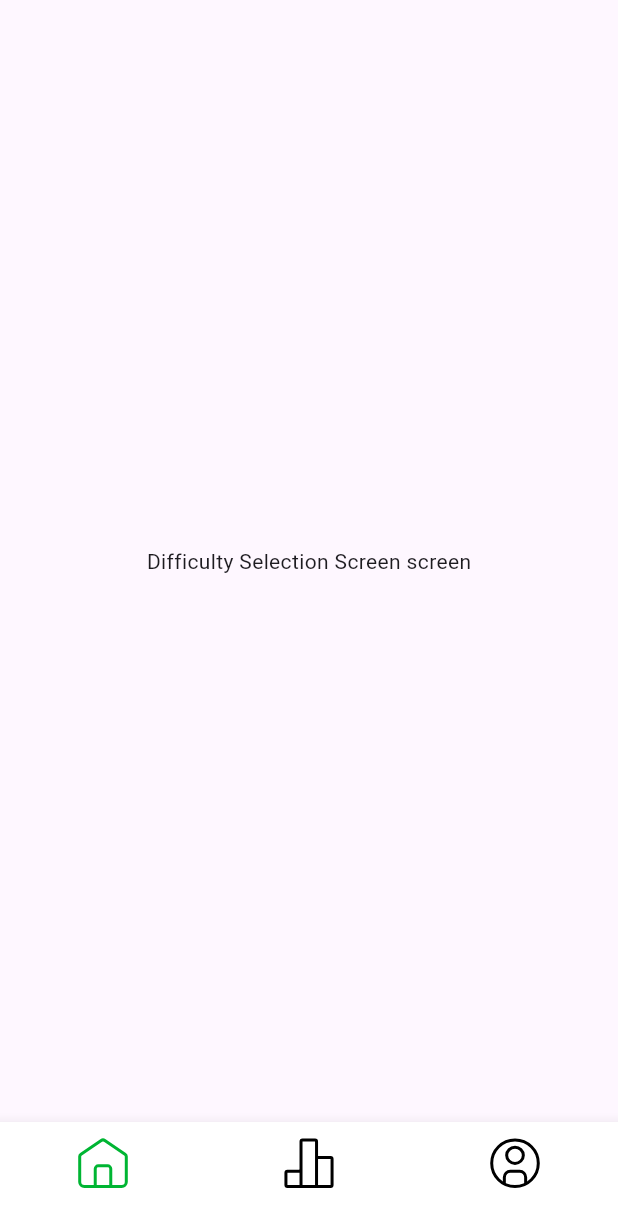
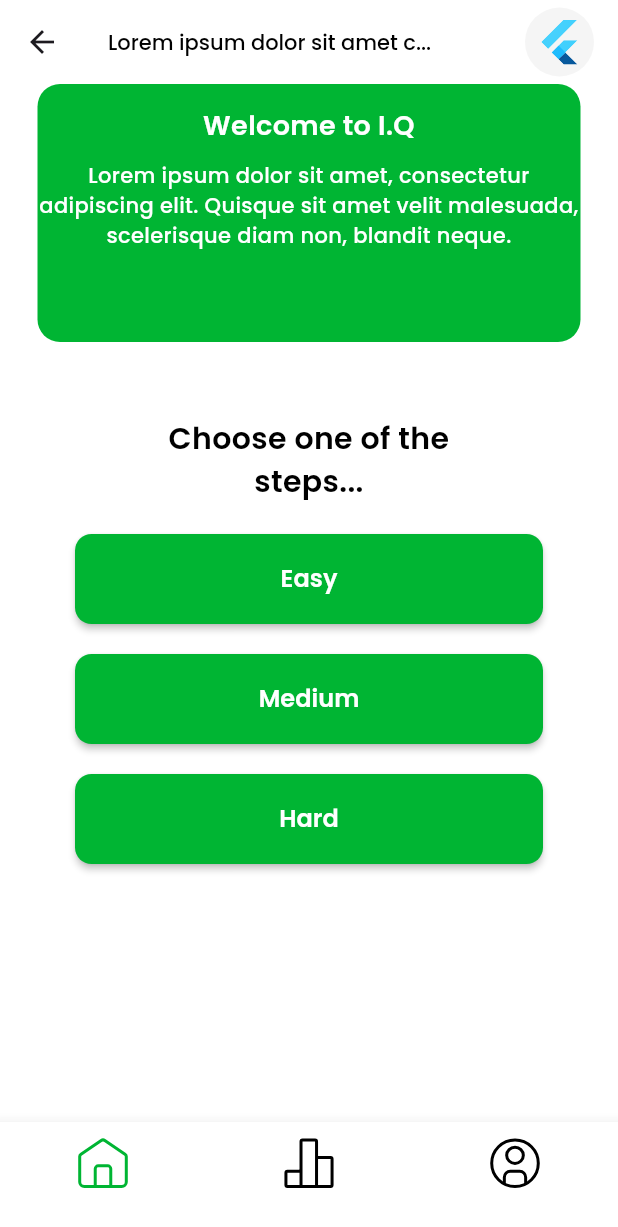
Before and after one commit to Fazo201/quiz-app-pdp, a Flutter app: the DifficultySelectionScreen screen opened by its route, on a phone screen of 412 x 824 dp. Shown: the top 1227 px of the screen. Run offline on Flutter 3.47's test engine with Material 3 defaults, Android fonts, the phone set to English and light mode, and no system bars; our stand-ins replace firebase_auth, firebase_core, flutter_svg, go_router, image_picker, pinput; accounts and stored records are empty; project files that could hold a hidden picture were left out.

Commit message:
Abdulloh Muminov, Difficulty selection screen almost compleated.

```diff
--- a/lib/core/route/go_route_system.dart
+++ b/lib/core/route/go_route_system.dart
@@ -58,12 +58,12 @@ final class GoRouteSystem {
             builder: (context, state) => const HomeScreen(),
             routes: [
               GoRoute(
-                path: AppRouteName.homeCategory,
-                builder: (context, state) => const SelectedCategoryScreenFromHomeScreen(),
+                path: AppRouteName.difficultySelection,
+                builder: (context, state) => const DifficultySelectionScreen(),
                 routes: [
                   GoRoute(
-                    path: AppRouteName.difficultySelection,
-                    builder: (context, state) => const DifficultySelectionScreen(),
+                    path: AppRouteName.homeCategory,
+                    builder: (context, state) => const SelectedCategoryScreenFromHomeScreen(),
                     routes: [
                       GoRoute(
                         path: AppRouteName.quizGame,
--- a/lib/widget/screen/Main/Home root/Difficulity selection/difficulty_selection_screen.dart
+++ b/lib/widget/screen/Main/Home root/Difficulity selection/difficulty_selection_screen.dart
@@ -1,19 +1,154 @@
 import 'package:flutter/material.dart';
+import 'package:quiz_app/core/style/app_colors.dart';
+import 'package:quiz_app/core/style/app_images.dart';
+import 'package:quiz_app/core/style/app_text_style.dart';
 
 class DifficultySelectionScreen extends StatefulWidget {
   const DifficultySelectionScreen({super.key});
 
   @override
-  State<DifficultySelectionScreen> createState() => _DifficultySelectionScreenState();
+  State<DifficultySelectionScreen> createState() =>
+      _DifficultySelectionScreenState();
 }
 
 class _DifficultySelectionScreenState extends State<DifficultySelectionScreen> {
   @override
   Widget build(BuildContext context) {
-    return const Scaffold(
-      body: Center(
-        child: Text("Difficulty Selection Screen screen"),
-      ),
-    );
+    return Scaffold(
+        backgroundColor: AppColors.white,
+        appBar: AppBar(
+          backgroundColor: AppColors.white,
+          title: Row(
+            mainAxisAlignment: MainAxisAlignment.end,
+            children: [
+              Text(
+                "Lorem ipsum dolor sit amet c...",
+                style: const AppTextStyle().richText,
+              ),
+              const Spacer(),
+              Container(
+                height: 46,
+                width: 46,
+                decoration: const BoxDecoration(
+                  color: AppColors.lF5F5F5,
+                  shape: BoxShape.circle,
+                ),
+                child: Padding(
+                  padding: const EdgeInsets.all(8.0),
+                  child: AppImages.appBarFlutterLogo,
+                ),
+              ),
+            ],
+          ),
+          centerTitle: true,
+        ),
+        body: Padding(
+          padding: const EdgeInsets.symmetric(horizontal: 25),
+          child: Column(
+            children: [
+              Expanded(
+                flex: 1,
+                child: Container(
+                  width: double.infinity,
+                  height: double.infinity,
+                  decoration: const BoxDecoration(
+                    borderRadius: BorderRadius.all(Radius.circular(15)),
+                    color: AppColors.l00B533,
+                  ),
+                  child: Column(
+                    children: [
+                      const SizedBox(height: 15),
+                      Text(
+                        textAlign: TextAlign.center,
+                        "Welcome to I.Q",
+                        style: const AppTextStyle().profileTitle?.copyWith(
+                          color: AppColors.white,
+                        ),
+                      ),
+                      const SizedBox(height: 10),
+                      Text(
+                        textAlign: TextAlign.center,
+                        "Lorem ipsum dolor sit amet, consectetur adipiscing elit. Quisque sit amet velit malesuada, scelerisque diam non, blandit neque.",
+                        style: const AppTextStyle().richText?.copyWith(
+                          color: AppColors.white,
+                          fontSize: 14,
+                        ),
+                      ),
+                      const SizedBox(height: 10),
+                    ],
+                  ),
+                ),
+              ),
+              const SizedBox(height: 50),
+              Text(
+                "Choose one of the\nsteps...",
+                textAlign: TextAlign.center,
+                style: const AppTextStyle().titleLarge?.copyWith(),
+              ),
+              const SizedBox(height: 20),
+              Padding(
+                padding: const EdgeInsets.symmetric(horizontal: 25),
+                child: Column(
+                  children: [
+                    MaterialButton(
+                      onPressed: () {},
+                      color: AppColors.l00B533,
+                      height: 60,
+                      minWidth: double.infinity,
+                      shape: OutlineInputBorder(
+                        borderRadius: BorderRadius.circular(11),
+                        borderSide: BorderSide.none,
+                      ),
+                      child: Text(
+                        "Easy",
+                        style: const AppTextStyle().titleMedium?.copyWith(
+                              color: AppColors.white,
+                              fontSize: 16,
+                            ),
+                      ),
+                    ),
+                    const SizedBox(height: 20),
+                    MaterialButton(
+                      onPressed: () {},
+                      color: AppColors.l00B533,
+                      height: 60,
+                      minWidth: double.infinity,
+                      shape: OutlineInputBorder(
+                        borderRadius: BorderRadius.circular(11),
+                        borderSide: BorderSide.none,
+                      ),
+                      child: Text(
+                        "Medium",
+                        style: const AppTextStyle().titleMedium?.copyWith(
+                              color: AppColors.white,
+                              fontSize: 16,
+                            ),
+                      ),
+                    ),
+                    const SizedBox(height: 20),
+                    MaterialButton(
+                      onPressed: () {},
+                      color: AppColors.l00B533,
+                      height: 60,
+                      minWidth: double.infinity,
+                      shape: OutlineInputBorder(
+                        borderRadius: BorderRadius.circular(11),
+                        borderSide: BorderSide.none,
+                      ),
+                      child: Text(
+                        "Hard",
+                        style: const AppTextStyle().titleMedium?.copyWith(
+                              color: AppColors.white,
+                              fontSize: 16,
+                            ),
+                      ),
+                    ),
+                  ],
+                ),
+              ),
+              const Spacer(),
+            ],
+          ),
+        ));
   }
 }
--- a/lib/widget/screen/Main/Home root/home_screen.dart
+++ b/lib/widget/screen/Main/Home root/home_screen.dart
@@ -15,14 +15,14 @@ class HomeScreen extends StatefulWidget {
 class _HomeScreenState extends State<HomeScreen> {
 
   List<CustomHomeCategory> list = [
-    CustomHomeCategory(color: AppColors.lF5F5F5,image: AppImages.homeFlutterLogo,text: "Flutter",goLocation: "${AppRouteName.home}/${AppRouteName.homeCategory}",),
-    CustomHomeCategory(color: AppColors.lF5F5F5,image: AppImages.homePythonLogo,text: "Phyton",),
-    CustomHomeCategory(color: AppColors.lF5F5F5,image: AppImages.homeFrontendLogo,text: "Frontend",),
-    CustomHomeCategory(color: AppColors.lF5F5F5,image: AppImages.homeJavaLogo,text: "Java",),
-    CustomHomeCategory(color: AppColors.lF5F5F5,image: AppImages.homeCPlusLogo,text: "C++",),
-    CustomHomeCategory(color: AppColors.lF5F5F5,image: AppImages.homeCSharpLogo,text: "C#",),
-    CustomHomeCategory(color: AppColors.lF5F5F5,image: AppImages.homeAndroidLogo,text: "Android",),
-    CustomHomeCategory(color: AppColors.lF5F5F5,image: AppImages.homeIOSLogo,text: "IOS",),
+    CustomHomeCategory(color: AppColors.lF5F5F5,image: AppImages.homeFlutterLogo,text: "Flutter", goLocation: "${AppRouteName.home}/${AppRouteName.difficultySelection}"),
+    CustomHomeCategory(color: AppColors.lF5F5F5,image: AppImages.homePythonLogo,text: "Phyton", goLocation: "${AppRouteName.home}/${AppRouteName.difficultySelection}"),
+    CustomHomeCategory(color: AppColors.lF5F5F5,image: AppImages.homeFrontendLogo,text: "Frontend", goLocation: "${AppRouteName.home}/${AppRouteName.difficultySelection}"),
+    CustomHomeCategory(color: AppColors.lF5F5F5,image: AppImages.homeJavaLogo,text: "Java", goLocation: "${AppRouteName.home}/${AppRouteName.difficultySelection}"),
+    CustomHomeCategory(color: AppColors.lF5F5F5,image: AppImages.homeCPlusLogo,text: "C++", goLocation: "${AppRouteName.home}/${AppRouteName.difficultySelection}"),
+    CustomHomeCategory(color: AppColors.lF5F5F5,image: AppImages.homeCSharpLogo,text: "C#", goLocation: "${AppRouteName.home}/${AppRouteName.difficultySelection}"),
+    CustomHomeCategory(color: AppColors.lF5F5F5,image: AppImages.homeAndroidLogo,text: "Android", goLocation: "${AppRouteName.home}/${AppRouteName.difficultySelection}"),
+    CustomHomeCategory(color: AppColors.lF5F5F5,image: AppImages.homeIOSLogo,text: "IOS", goLocation: "${AppRouteName.home}/${AppRouteName.difficultySelection}"),
   ];
 
   @override
```
Also changed, not shown: 1 other file.
